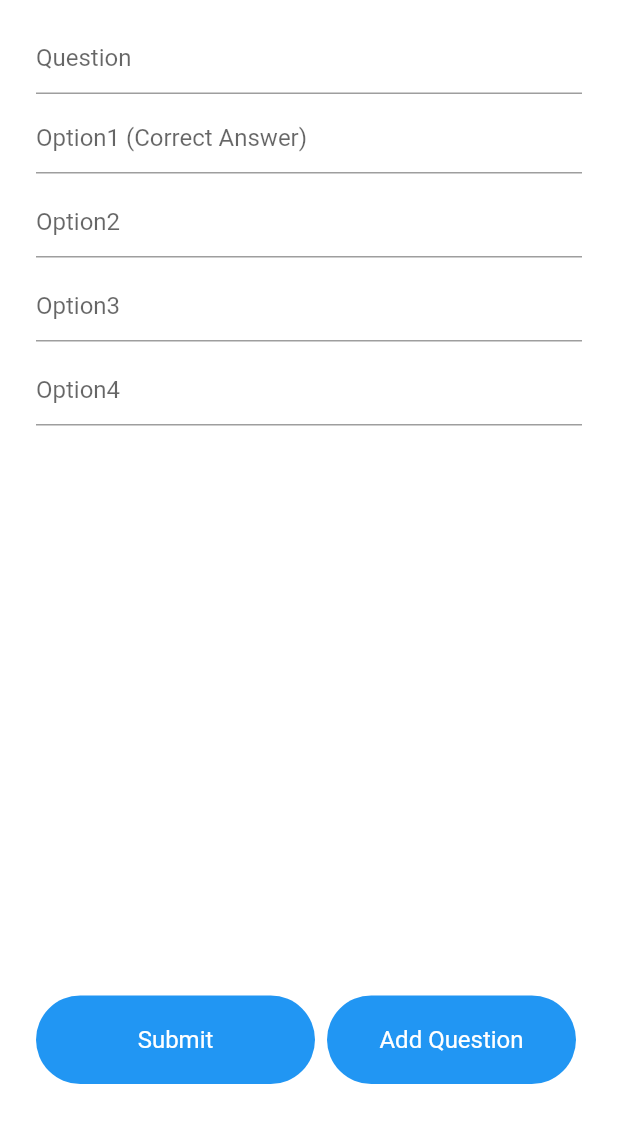
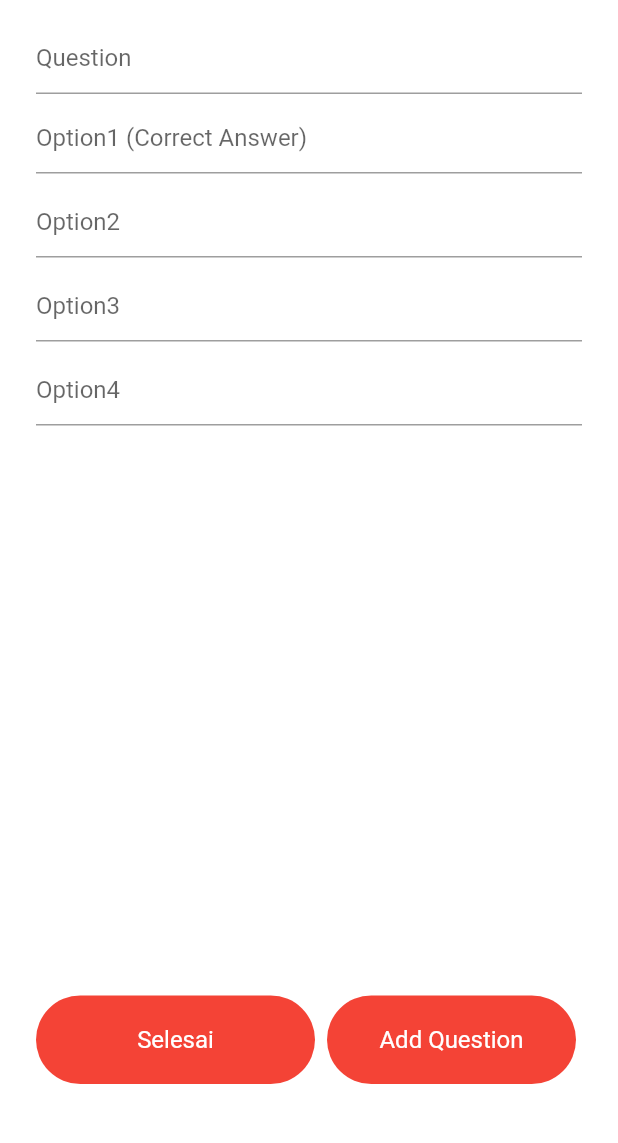
Before and after one commit to MichaelAgustinusS/Quiz_App, a Flutter app: the AddQuestion screen opened directly with empty values, on a phone screen of 412 x 824 dp, the part 62-1205 px from its top. Run offline on Flutter 3.47's test engine with Material 2 defaults, Android fonts, the phone set to English and light mode, and no system bars; our stand-ins replace cloud_firestore, firebase_auth, random_string, shared_preferences; accounts and stored records are empty.

Commit message:
Update 1

```diff
--- a/lib/views/addquestion.dart
+++ b/lib/views/addquestion.dart
@@ -54,6 +54,7 @@ class _AddQuestionState extends State<AddQuestion>{
   @override
   Widget build(BuildContext context) {
     return Scaffold(
+      resizeToAvoidBottomInset: false,
       backgroundColor: Colors.white,
       appBar: AppBar(
         leading: BackButton(
@@ -132,9 +133,7 @@ class _AddQuestionState extends State<AddQuestion>{
                       children: [
                         GestureDetector(
                           onTap: () {
-
                            Navigator.pop(context);
-
                           },
                           child: Container(
                             alignment: Alignment.center,
@@ -142,10 +141,10 @@ class _AddQuestionState extends State<AddQuestion>{
                             padding: EdgeInsets.symmetric(
                                 horizontal: 24, vertical: 20),
                             decoration: BoxDecoration(
-                                color: Colors.blue,
+                                color: Colors.red,
                                 borderRadius: BorderRadius.circular(30)),
                             child: Text(
-                              "Submit",
+                              "Selesai",
                               style:
                                   TextStyle(fontSize: 16, color: Colors.white),
                             ),
@@ -164,7 +163,7 @@ class _AddQuestionState extends State<AddQuestion>{
                             padding: EdgeInsets.symmetric(
                                 horizontal: 24, vertical: 20),
                             decoration: BoxDecoration(
-                                color: Colors.blue,
+                                color: Colors.red,
                                 borderRadius: BorderRadius.circular(30)),
                             child: Text(
                               "Add Question",
--- a/lib/views/home.dart
+++ b/lib/views/home.dart
@@ -1,6 +1,7 @@
 import 'package:flutter/cupertino.dart';
 import 'package:flutter/material.dart';
 import 'package:quiz_app/services/database.dart';
+import 'package:quiz_app/shared/nav.dart';
 import 'package:quiz_app/views/create_quiz.dart';
 import 'package:quiz_app/views/play_quiz.dart';
 import 'package:quiz_app/widgets/widget.dart';
@@ -53,12 +54,13 @@ class _HomeState extends State<Home> {
     return Scaffold(
       backgroundColor: Colors.white,
       appBar: AppBar(
-        title: appBar(context),
+        iconTheme: IconThemeData(color: Colors.black),
         brightness: Brightness.light,
         elevation: 0.0,
         backgroundColor: Colors.transparent,
         //brightness: Brightness.li,
       ),
+      drawer: NavBar(),
       body: Container(
         child: Column(children: [
           quizList()
@@ -66,6 +68,7 @@ class _HomeState extends State<Home> {
     ),
 floatingActionButton: FloatingActionButton(
     child: Icon(Icons.add),
+    backgroundColor: Colors.red,
     onPressed: (){
       Navigator.push(context, MaterialPageRoute(
       builder: (context) => CreateQuiz()));
--- a/lib/views/play_quiz.dart
+++ b/lib/views/play_quiz.dart
@@ -221,7 +221,7 @@ class _QuizPlayTileState extends State<QuizPlayTile> {
                     optionSelected = widget.questionModel.option1;
                     widget.questionModel.answered = true;
                     _correct = _correct + 1;
-                    _notAttempted = _notAttempted + 1;
+                    _notAttempted = _notAttempted - 1;
                   });
                 } else {
                   setState(() {
@@ -253,7 +253,7 @@ class _QuizPlayTileState extends State<QuizPlayTile> {
                     optionSelected = widget.questionModel.option2;
                     widget.questionModel.answered = true;
                     _correct = _correct + 1;
-                    _notAttempted = _notAttempted + 1;
+                    _notAttempted = _notAttempted - 1;
                   });
                 } else {
                   setState(() {
```
Also changed, not shown: lib/shared/nav.dart (added, +25 -0 lines), lib/views/results.dart (+17 -12 lines), 4 other files.
